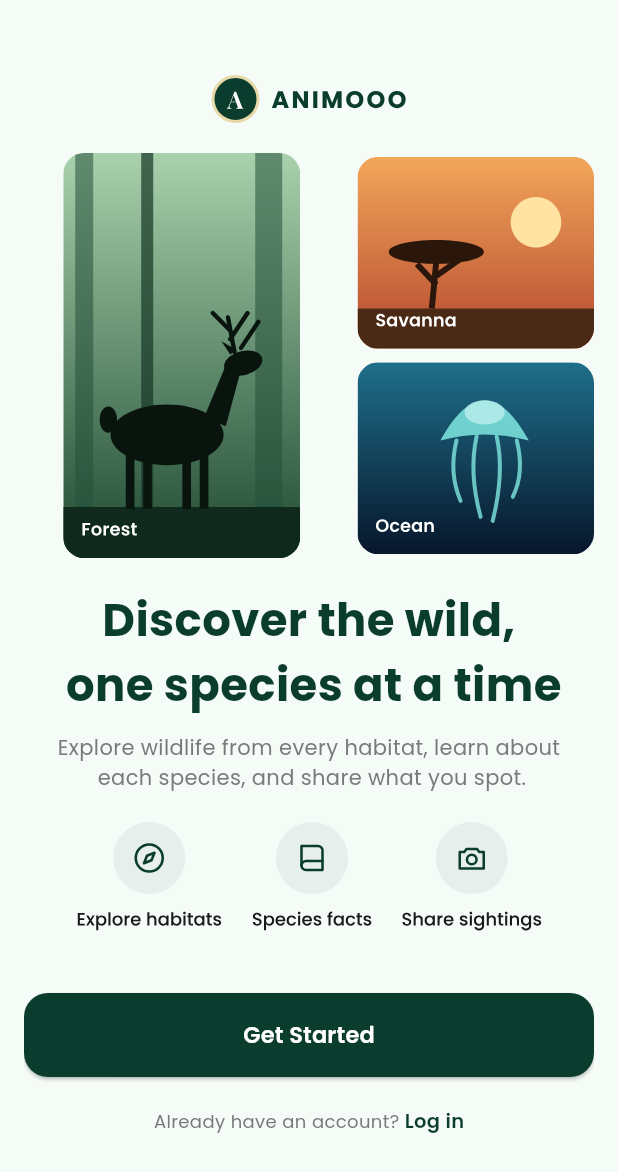
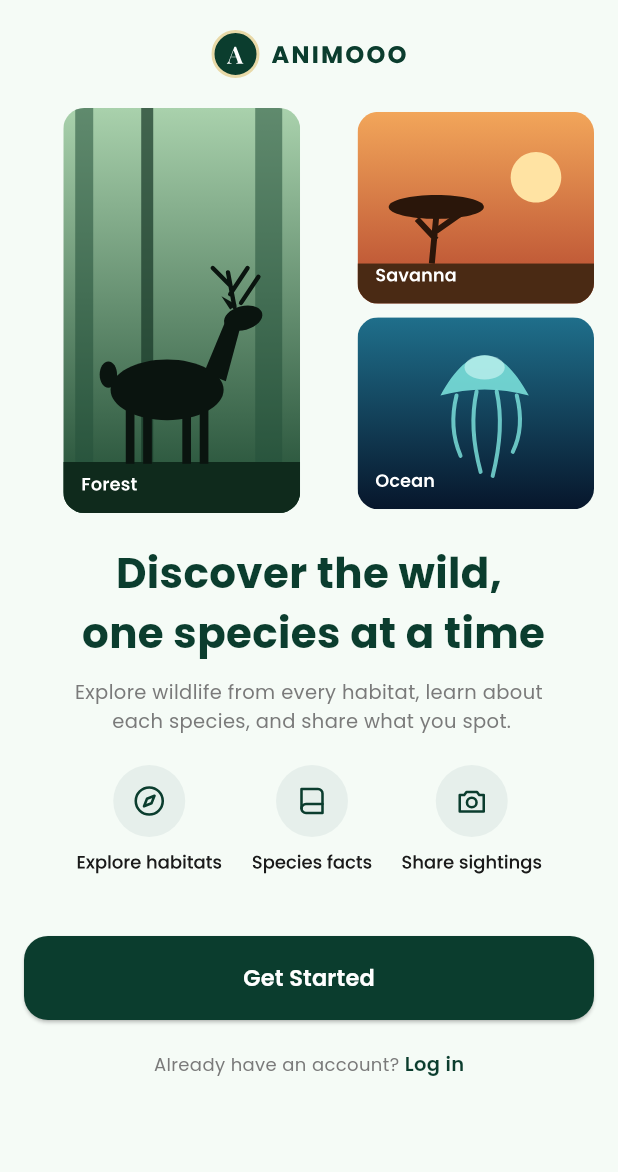
Before and after one commit to Karam-Salama/animooo, a Flutter app: the screen it shows after launch, on a phone screen of 412 x 824 dp. Shown: the top 1172 px of the screen. Run offline on Flutter 3.47's test engine with Material 3 defaults, Android fonts, the phone set to English and light mode, and no system bars; our stand-ins replace flutter_svg, persistent_bottom_nav_bar, shared_preferences.

Commit message:
-some updates

```diff
--- a/lib/core/utils/app_styles.dart
+++ b/lib/core/utils/app_styles.dart
@@ -2,15 +2,15 @@ import 'package:animooo/core/utils/app_colors.dart';
 import 'package:flutter/material.dart';
 
 abstract class AppStyles {
-  static TextStyle poppins700PrimaryColor30 = const TextStyle(
-    fontSize: 30.0,
+  static TextStyle poppins700PrimaryColor28 = const TextStyle(
+    fontSize: 28.0,
     fontFamily: "Poppins",
     fontWeight: FontWeight.w700,
     color: AppColors.primaryColor,
   );
 
-  static TextStyle poppins400GreyColor14 = const TextStyle(
-    fontSize: 14.0,
+  static TextStyle poppins400GreyColor13 = const TextStyle(
+    fontSize: 13.0,
     fontFamily: "Poppins",
     fontWeight: FontWeight.w400,
     color: AppColors.greyColor,
--- a/lib/core/widgets/already_have_an_account.dart
+++ b/lib/core/widgets/already_have_an_account.dart
@@ -13,13 +13,13 @@ class AlreadyHaveAnAccount extends StatelessWidget {
       children: [
         Text(
           AppStrings.alreadyHaveAccount,
-          style: AppStyles.poppins400GreyColor14.copyWith(fontSize: 12.0),
+          style: AppStyles.poppins400GreyColor13.copyWith(fontSize: 12.0),
         ),
         GestureDetector(
           onTap: () {},
           child: Text(
             AppStrings.login,
-            style: AppStyles.poppins700PrimaryColor30.copyWith(
+            style: AppStyles.poppins700PrimaryColor28.copyWith(
               fontSize: 13.0,
               fontWeight: FontWeight.w600,
             ),
--- a/lib/modules/onboarding/widgets/onboarding_texts.dart
+++ b/lib/modules/onboarding/widgets/onboarding_texts.dart
@@ -13,13 +13,13 @@ class OnboardingTexts extends StatelessWidget {
         Text(
           AppStrings.onboardingTitle1,
           textAlign: TextAlign.center,
-          style: AppStyles.poppins700PrimaryColor30,
+          style: AppStyles.poppins700PrimaryColor28,
         ),
         const SizedBox(height: 10.0),
         Text(
           AppStrings.onboardingSubtitle1,
           textAlign: TextAlign.center,
-          style: AppStyles.poppins400GreyColor14,
+          style: AppStyles.poppins400GreyColor13,
         ),
       ],
     );
--- a/lib/modules/onboarding/widgets/onboarding_view_body.dart
+++ b/lib/modules/onboarding/widgets/onboarding_view_body.dart
@@ -13,7 +13,7 @@ class OnboardingViewBody extends StatelessWidget {
   Widget build(BuildContext context) {
     return const SafeArea(
       child: Padding(
-        padding: EdgeInsets.symmetric(vertical: 50.0, horizontal: 16.0),
+        padding: EdgeInsets.symmetric(vertical: 20.0, horizontal: 16.0),
         child: CustomScrollView(
           slivers: [
             SliverToBoxAdapter(child: OnboardingLogo()),
```
